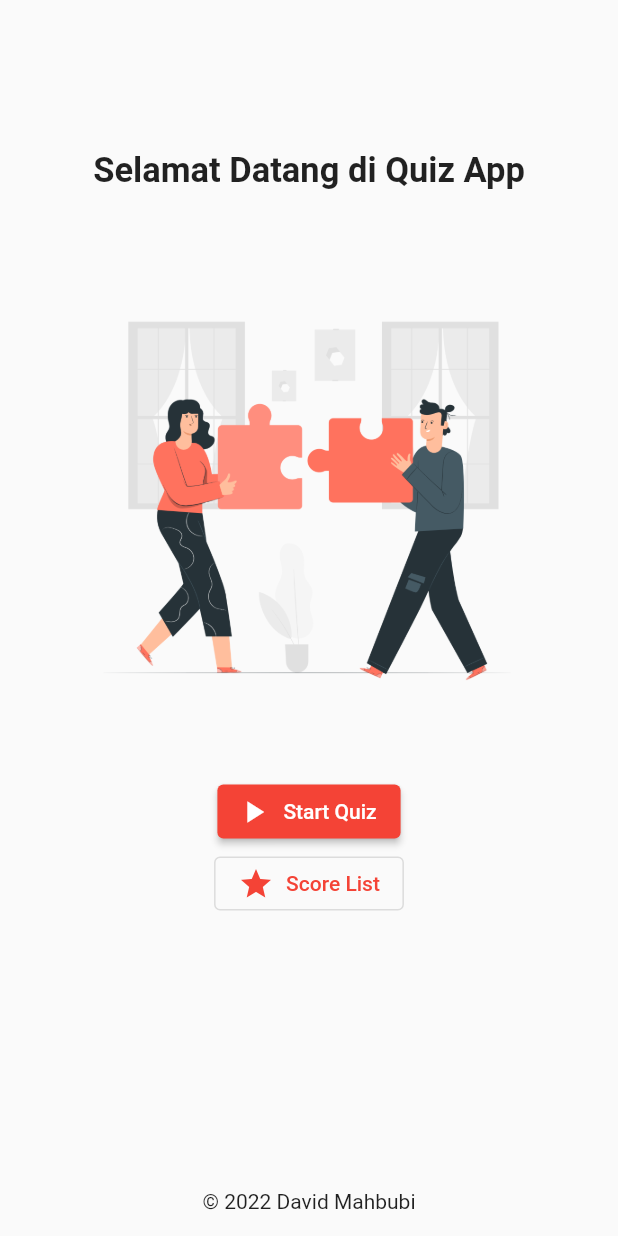
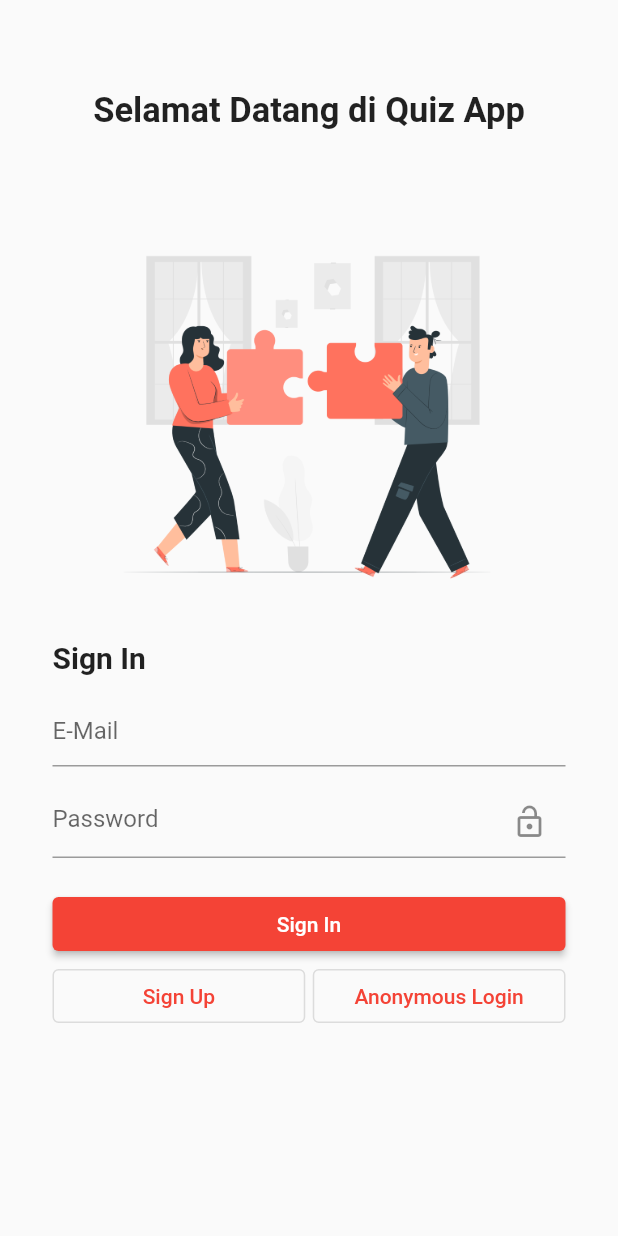
Before and after one commit to davidmahbubi/flutter-quiz-app, a Flutter app: the screen it shows after launch, on a phone screen of 412 x 824 dp. Run offline on Flutter 3.47's test engine with Material 2 defaults, Android fonts, the phone set to English and light mode, and no system bars; our stand-ins replace firebase_auth, firebase_core; missing offline and left inert: flutter_initicon; accounts and stored records are empty.

Commit message:
Added login ui, welcome ui

```diff
--- /dev/null
+++ b/lib/components/wrapper.dart
@@ -0,0 +1,15 @@
+import 'package:firebase_auth/firebase_auth.dart';
+import 'package:flutter/material.dart';
+import 'package:provider/provider.dart';
+import 'package:quiz_app/pages/auth/siginin.dart';
+import 'package:quiz_app/pages/welcome.dart';
+
+class Wrapper extends StatelessWidget {
+  const Wrapper({Key? key}) : super(key: key);
+
+  @override
+  Widget build(BuildContext context) {
+    User? user = Provider.of<User?>(context);
+    return user == null ? SignIn() : Welcome();
+  }
+}
--- a/lib/main.dart
+++ b/lib/main.dart
@@ -1,9 +1,17 @@
+import 'package:firebase_core/firebase_core.dart';
 import 'package:flutter/material.dart';
+import 'package:quiz_app/components/wrapper.dart';
 import 'package:quiz_app/models/user.dart';
+import 'package:quiz_app/pages/auth/siginin.dart';
 import 'package:quiz_app/pages/quiz.dart';
-import 'package:quiz_app/pages/score.dart';
+import 'package:provider/provider.dart';
+import 'package:quiz_app/service/FirebaseService.dart';
 
-void main(List<String> args) => runApp(const App());
+void main(List<String> args) async {
+  WidgetsFlutterBinding.ensureInitialized();
+  await Firebase.initializeApp();
+  runApp(const App());
+}
 
 class App extends StatelessWidget {
   const App({Key? key}) : super(key: key);
@@ -12,108 +20,11 @@ class App extends StatelessWidget {
   Widget build(BuildContext context) {
     return MaterialApp(
       theme: ThemeData(primarySwatch: Colors.red),
-      home: Home(),
+      home: StreamProvider.value(
+        value: FirebaseService.firebaseUserStream,
+        initialData: null,
+        child: const Wrapper(),
+      ),
     );
   }
 }
-
-class Home extends StatelessWidget {
-  final TextEditingController _playerNameController = TextEditingController();
-
-  Home({Key? key}) : super(key: key);
-
-  @override
-  Widget build(BuildContext context) {
-    return Scaffold(
-      body: SafeArea(
-        child: SizedBox(
-          width: double.infinity,
-          child: Column(
-            children: [
-              Expanded(
-                child: SingleChildScrollView(
-                  child: Column(
-                    crossAxisAlignment: CrossAxisAlignment.center,
-                    children: <Widget>[
-                      const SizedBox(height: 100),
-                      const Text(
-                        'Selamat Datang di Quiz App',
-                        style: TextStyle(
-                            fontWeight: FontWeight.bold, fontSize: 23),
-                      ),
-                      const SizedBox(height: 50),
-                      Image.asset(
-                        'assets/images/puzzle.png',
-                        height: 300,
-                      ),
-                      const SizedBox(height: 40),
-                      ElevatedButton.icon(
-                        icon: const Icon(Icons.play_arrow),
-                        label: const Text('Start Quiz'),
-                        onPressed: () async {
-                          _playerNameController.text = '';
-                          getPlayerName(context);
-                        },
-                      ),
-                      OutlinedButton.icon(
-                        icon: const Icon(Icons.star),
-                        label: const Text('Score List'),
-                        onPressed: () {
-                          Navigator.of(context).push(
-                            MaterialPageRoute(
-                              builder: ((BuildContext context) => Score()),
-                            ),
-                          );
-                        },
-                      ),
-                    ],
-                  ),
-                ),
-              ),
-              Container(
-                margin: const EdgeInsets.only(bottom: 15),
-                child: const Text('© 2022 David Mahbubi'),
-              )
-            ],
-          ),
-        ),
-      ),
-    );
-  }
-
-  Future<void> getPlayerName(BuildContext context) async {
-    await showDialog(
-      context: context,
-      builder: (BuildContext bContext) {
-        return AlertDialog(
-          title: const Text('Masukkan Nama Anda'),
-          content: TextField(
-            controller: _playerNameController,
-          ),
-          actions: <Widget>[
-            TextButton(
-              onPressed: () {
-                Navigator.of(context).pop(context);
-              },
-              child: const Text('Cancel'),
-            ),
-            TextButton(
-              onPressed: () {
-                String name = _playerNameController.text == ''
-                    ? 'Anonymous'
-                    : _playerNameController.text;
-                User.name = name;
-                Navigator.of(context).pushReplacement(
-                  MaterialPageRoute(
-                    builder: (BuildContext context) => const Quiz(),
-                  ),
-                );
-              },
-              child: const Text('Konfirmasi'),
-            ),
-          ],
-        );
-      },
-    );
-  }
-}
--- /dev/null
+++ b/lib/pages/auth/siginin.dart
@@ -0,0 +1,163 @@
+import 'package:flutter/material.dart';
+import 'package:quiz_app/models/user.dart';
+import 'package:quiz_app/pages/auth/signup.dart';
+import 'package:quiz_app/pages/quiz.dart';
+import 'package:quiz_app/service/FirebaseService.dart';
+
+class SignIn extends StatefulWidget {
+  SignIn({Key? key}) : super(key: key);
+
+  @override
+  State<SignIn> createState() => _SignInState();
+}
+
+class _SignInState extends State<SignIn> {
+  final TextEditingController _email = TextEditingController();
+  final TextEditingController _password = TextEditingController();
+
+  final TextEditingController _playerNameController = TextEditingController();
+  bool isObsecure = true;
+
+  @override
+  Widget build(BuildContext context) {
+    return Scaffold(
+      body: SafeArea(
+        child: SingleChildScrollView(
+          child: Column(
+            crossAxisAlignment: CrossAxisAlignment.center,
+            children: <Widget>[
+              const SizedBox(height: 60),
+              const Text(
+                'Selamat Datang di Quiz App',
+                style: TextStyle(fontWeight: FontWeight.bold, fontSize: 23),
+              ),
+              const SizedBox(height: 50),
+              Image.asset(
+                'assets/images/puzzle.png',
+                height: 270,
+              ),
+              const SizedBox(height: 20),
+              Padding(
+                padding: const EdgeInsets.symmetric(horizontal: 35),
+                child: SizedBox(
+                  width: double.infinity,
+                  child: Column(
+                    crossAxisAlignment: CrossAxisAlignment.start,
+                    children: <Widget>[
+                      const Text(
+                        'Sign In',
+                        style: TextStyle(
+                            fontWeight: FontWeight.bold, fontSize: 20),
+                      ),
+                      const SizedBox(height: 13),
+                      TextField(
+                        controller: _email,
+                        decoration: const InputDecoration(hintText: 'E-Mail'),
+                      ),
+                      const SizedBox(height: 13),
+                      TextField(
+                        controller: _password,
+                        obscureText: isObsecure,
+                        decoration: InputDecoration(
+                          hintText: 'Password',
+                          suffixIcon: IconButton(
+                            onPressed: () {
+                              setState(() {
+                                isObsecure = !isObsecure;
+                              });
+                            },
+                            icon: Icon(
+                                !isObsecure ? Icons.lock : Icons.lock_open),
+                          ),
+                        ),
+                      ),
+                      const SizedBox(height: 20),
+                      SizedBox(
+                        width: double.infinity,
+                        child: ElevatedButton(
+                          onPressed: () {
+                            FirebaseService.signInEmailPassword(
+                                _email.text, _password.text);
+                          },
+                          child: const Text('Sign In'),
+                        ),
+                      ),
+                      SizedBox(
+                        width: double.infinity,
+                        child: Row(
+                          children: <Widget>[
+                            Expanded(
+                              child: Padding(
+                                padding: const EdgeInsets.only(right: 2.5),
+                                child: OutlinedButton(
+                                  onPressed: () {
+                                    Navigator.of(context).push(
+                                      MaterialPageRoute(
+                                        builder: (BuildContext context) =>
+                                            const Signup(),
+                                      ),
+                                    );
+                                  },
+                                  child: const Text('Sign Up'),
+                                ),
+                              ),
+                            ),
+                            Expanded(
+                              child: Padding(
+                                padding: const EdgeInsets.only(left: 2.5),
+                                child: OutlinedButton(
+                                  onPressed: () {},
+                                  child: const Text('Anonymous Login'),
+                                ),
+                              ),
+                            ),
+                          ],
+                        ),
+                      )
+                    ],
+                  ),
+                ),
+              )
+            ],
+          ),
+        ),
+      ),
+    );
+  }
+
+  Future<void> getPlayerName(BuildContext context) async {
+    await showDialog(
+      context: context,
+      builder: (BuildContext bContext) {
+        return AlertDialog(
+          title: const Text('Masukkan Nama Anda'),
+          content: TextField(
+            controller: _playerNameController,
+          ),
+          actions: <Widget>[
+            TextButton(
+              onPressed: () {
+                Navigator.of(context).pop(context);
+              },
+              child: const Text('Cancel'),
+            ),
+            TextButton(
+              onPressed: () {
+                String name = _playerNameController.text == ''
+                    ? 'Anonymous'
+                    : _playerNameController.text;
+                User.name = name;
+                Navigator.of(context).pushReplacement(
+                  MaterialPageRoute(
+                    builder: (BuildContext context) => const Quiz(),
+                  ),
+                );
+              },
+              child: const Text('Konfirmasi'),
+            ),
+          ],
+        );
+      },
+    );
+  }
+}
--- /dev/null
+++ b/lib/service/FirebaseService.dart
@@ -0,0 +1,49 @@
+import 'package:firebase_auth/firebase_auth.dart';
+
+class FirebaseService {
+  static FirebaseAuth _auth = FirebaseAuth.instance;
+
+  static Future<User?> signInAnonymmously() async {
+    try {
+      _auth.signInAnonymously();
+      UserCredential result = await _auth.signInAnonymously();
+      User? firebaseUser = result.user;
+      return firebaseUser;
+    } on Exception catch (e) {
+      print(e.toString());
+      return null;
+    }
+  }
+
+  static Future<User?> signUpEmailPassword(
+      String email, String password) async {
+    try {
+      UserCredential result = await _auth.createUserWithEmailAndPassword(
+          email: email, password: password);
+      User? firebaseUser = result.user;
+      return firebaseUser;
+    } on Exception catch (e) {
+      print(e.toString());
+      return null;
+    }
+  }
+
+  static Future<User?> signInEmailPassword(
+      String email, String password) async {
+    try {
+      UserCredential result = await _auth.signInWithEmailAndPassword(
+          email: email, password: password);
+      User? firebaseUser = result.user;
+      return firebaseUser;
+    } on Exception catch (e) {
+      print(e.toString());
+      return null;
+    }
+  }
+
+  static Future<void> signOut() async {
+    await _auth.signOut();
+  }
+
+  static Stream<User?> firebaseUserStream = _auth.authStateChanges();
+}
--- a/pubspec.yaml
+++ b/pubspec.yaml
@@ -28,8 +28,12 @@ environment:
 # versions available, run `flutter pub outdated`.
 dependencies:
   intl: ^0.17.0
+  firebase_auth: ^3.3.18
+  firebase_core: ^1.17.0
+  flutter_initicon: ^2.0.0
   flutter:
     sdk: flutter
+  provider: ^6.0.3
 
   # The following adds the Cupertino Icons font to your application.
   # Use with the CupertinoIcons class for iOS style icons.
@@ -62,6 +66,7 @@ flutter:
     - assets/images/puzzle.png
     - assets/images/success.png
     - assets/images/astronaut.png
+    - assets/images/register.png
 
   # An image asset can refer to one or more resolution-specific "variants", see
   # https://flutter.dev/assets-and-images/#resolution-aware
```
Also changed, not shown: lib/pages/auth/signup.dart (added, +126 -0 lines), lib/pages/welcome.dart (added, +87 -0 lines), assets/images/register.png (added), pubspec.lock, 4 other files.
